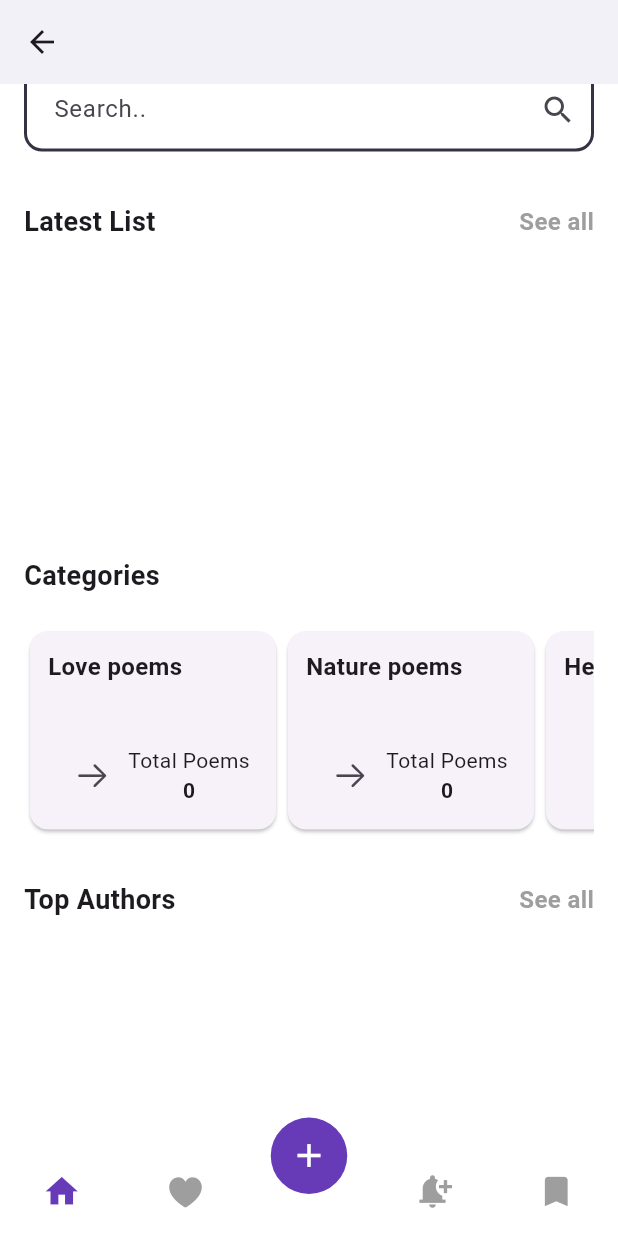
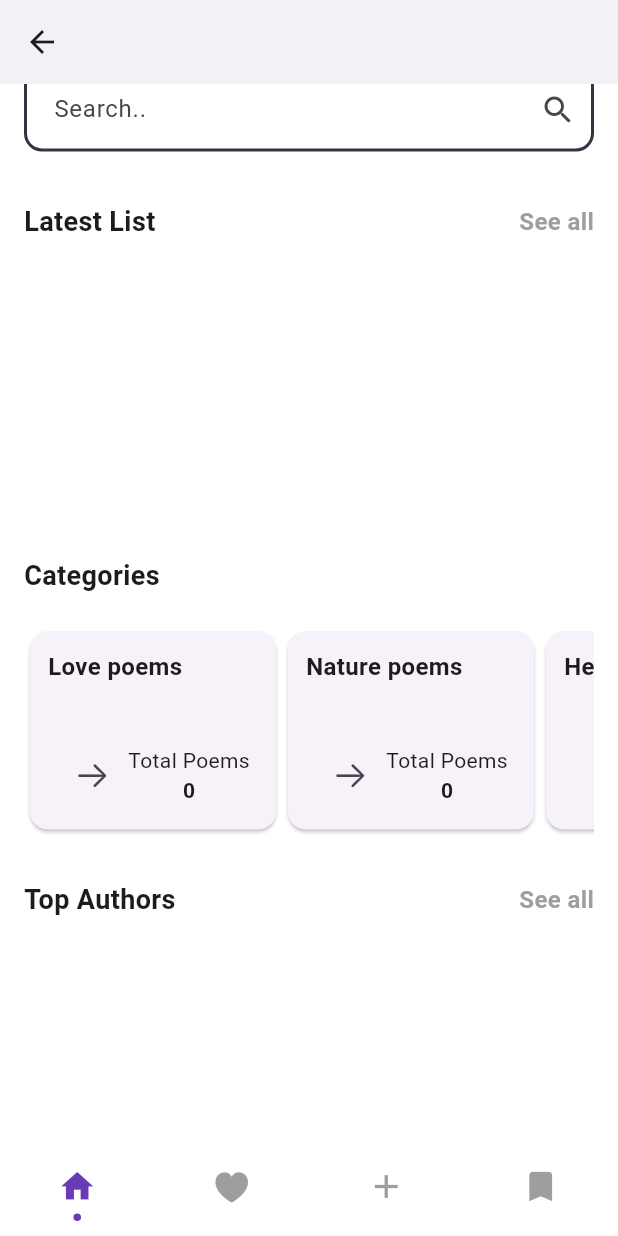
Before and after one commit to dipankarupd/Poets-Paradise-A-Poetry-App, a Flutter app: the LandingPage screen opened by its route, scrolled down 117 dp, on a phone screen of 412 x 824 dp. Run offline on Flutter 3.47's test engine with Material 3 defaults, Android fonts, the phone set to English and light mode, and no system bars; drawn by our look-alikes of persistent_bottom_nav_bar; our stand-ins replace animated_splash_screen, cloud_firestore, dotted_border, firebase_auth, firebase_core, firebase_storage and 6 more; accounts and stored records are empty; network calls fail.

Commit message:
fix: bug fixes

```diff
--- a/lib/features/poetry/presentation/page/home/home_page.dart
+++ b/lib/features/poetry/presentation/page/home/home_page.dart
@@ -4,6 +4,7 @@ import 'package:persistent_bottom_nav_bar/persistent_bottom_nav_bar.dart';
 import 'package:poets_paradise/cores/palette/app_palette.dart';
 import 'package:poets_paradise/cores/utils/loader.dart';
 import 'package:poets_paradise/cores/utils/poetry_categories.dart';
+import 'package:poets_paradise/features/poetry/domain/entity/poetry.dart';
 import 'package:poets_paradise/features/poetry/presentation/bloc/poetry_bloc.dart';
 import 'package:poets_paradise/features/poetry/presentation/page/home/all_latest_list.dart';
 import 'package:poets_paradise/features/poetry/presentation/page/profile/all_authors_page.dart';
@@ -21,6 +22,10 @@ class HomePage extends StatefulWidget {
 }
 
 class _HomePageState extends State<HomePage> {
+  final TextEditingController searchController = TextEditingController();
+  List<Poetry> filteredPoetries = [];
+  bool isSearching = false;
+
   @override
   void initState() {
     super.initState();
@@ -28,11 +33,11 @@ class _HomePageState extends State<HomePage> {
   }
 
   final categoryList = getCategoriesList();
+
   @override
   Widget build(BuildContext context) {
     return BlocBuilder<PoetryBloc, PoetryState>(
       builder: (context, state) {
-        print(state);
         if (state is PoetryInitialLoadingState) {
           return const Scaffold(
             body: Center(
--- a/lib/features/poetry/presentation/page/landing_page.dart
+++ b/lib/features/poetry/presentation/page/landing_page.dart
@@ -18,7 +18,7 @@ class LandingPage extends StatelessWidget {
         const HomePage(),
         const LikesPage(),
         const AddPage(),
-        const SavePage(),
+        // const SavePage(),
         const SavePage(),
       ];
     }
@@ -35,18 +35,15 @@ class LandingPage extends StatelessWidget {
         inactiveColorPrimary: AppPallete.greyColor,
       ),
       PersistentBottomNavBarItem(
-        icon: const Icon(
-          Icons.add,
-          color: AppPallete.whiteColor,
-        ),
+        icon: const Icon(Icons.add),
         activeColorPrimary: AppPallete.purpleColor,
         inactiveColorPrimary: AppPallete.greyColor,
       ),
-      PersistentBottomNavBarItem(
-        icon: const Icon(Icons.notification_add),
-        activeColorPrimary: AppPallete.purpleColor,
-        inactiveColorPrimary: AppPallete.greyColor,
-      ),
+      // PersistentBottomNavBarItem(
+      //   icon: const Icon(Icons.notification_add),
+      //   activeColorPrimary: AppPallete.purpleColor,
+      //   inactiveColorPrimary: AppPallete.greyColor,
+      // ),
       PersistentBottomNavBarItem(
         icon: const Icon(Icons.bookmark),
         activeColorPrimary: AppPallete.purpleColor,
@@ -57,7 +54,7 @@ class LandingPage extends StatelessWidget {
       context,
       screens: screensList(),
       items: navBarItem,
-      navBarStyle: NavBarStyle.style15,
+      navBarStyle: NavBarStyle.style12,
       decoration: NavBarDecoration(
         borderRadius: BorderRadius.circular(1),
         colorBehindNavBar: AppPallete.backgroundColor,
--- a/lib/features/poetry/presentation/widget/each_author_row.dart
+++ b/lib/features/poetry/presentation/widget/each_author_row.dart
@@ -7,10 +7,10 @@ import 'package:poets_paradise/features/poetry/presentation/bloc/poetry_bloc.dar
 import 'package:poets_paradise/features/poetry/presentation/page/profile/profile_page.dart';
 
 class EachAuthorRow extends StatefulWidget {
-  final Profile author;
+  Profile author;
   final Profile currentUser;
 
-  const EachAuthorRow({
+  EachAuthorRow({
     super.key,
     required this.author,
     required this.currentUser,
@@ -58,6 +58,7 @@ class _EachAuthorRowState extends State<EachAuthorRow> {
                   state.updatedUserProfile.userId == widget.author.userId) {
                 setState(() {
                   isFollowed = !isFollowed;
+                  widget.author = state.updatedUserProfile;
                 });
                 context.read<PoetryBloc>().add(PoetryInitialEvent());
               }
```
